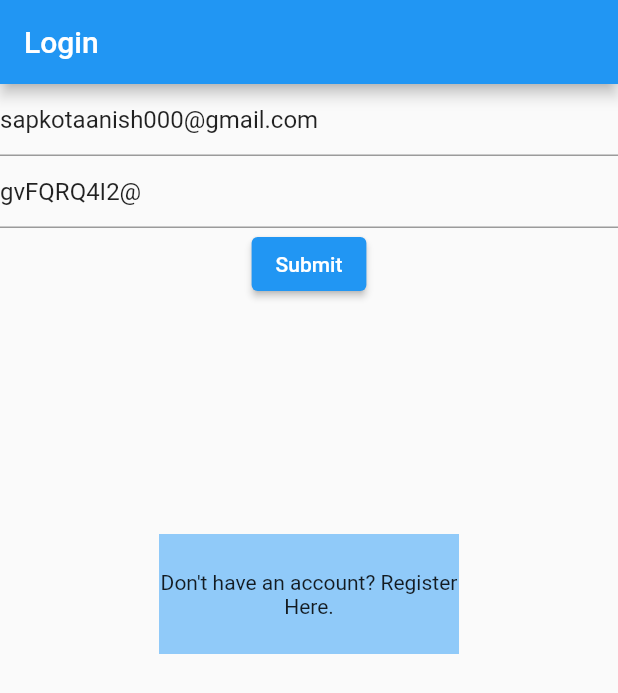
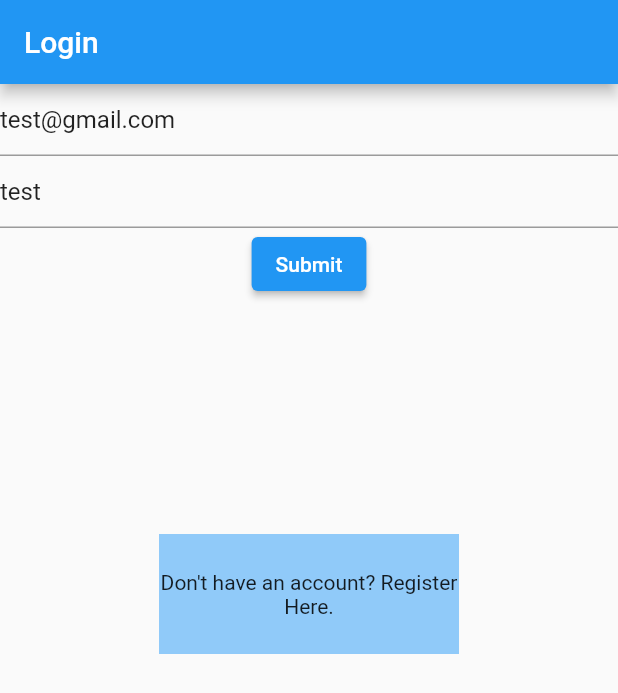
Before and after one commit to Sapkotaanish/ekhata, a Flutter app: the screen it shows after launch, on a phone screen of 412 x 824 dp. Shown: the top 693 px of the screen. Run offline on Flutter 3.47's test engine with Material 2 defaults, Android fonts, the phone set to English and light mode, and no system bars; our stand-ins replace bloc, equatable, flutter_bloc, flutter_secure_storage; project files that could hold a hidden picture were left out.

Commit message:
login value default

```diff
--- a/lib/screens/user/login.dart
+++ b/lib/screens/user/login.dart
@@ -63,8 +63,8 @@ class _LoginForm extends StatefulWidget {
 }
 
 class LoginFormState extends State<_LoginForm> {
-  String email = "sapkotaanish000@gmail.com";
-  String password = "gvFQRQ4I2@";
+  String email = "test@gmail.com";
+  String password = "test";
 
   final _formKey = GlobalKey<FormState>();
   final _emailController = TextEditingController();
```
